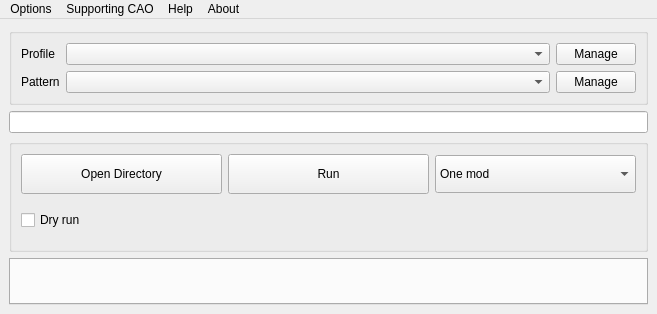
This is src/gui/MainWindow.ui in Guekka/cathedral-assets-optimizer as Qt 5 draws it before an edit. The edited form follows.
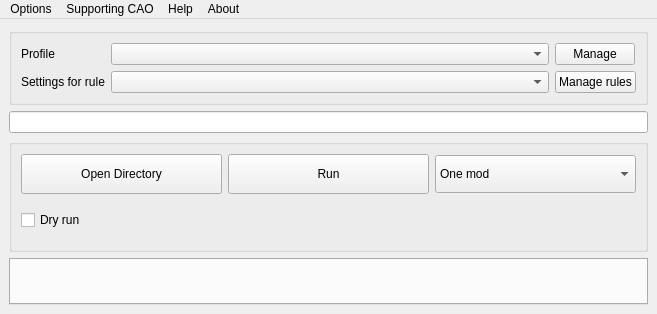
This is the edited form.

Commit message:
feat(ui): replace patterns with file rules
Add simple folder-and-extension rules, visible priority, and sample-path feedback while retaining advanced glob and regex matching. Cover the matcher, ordering, fallback, and legacy deserialization with focused tests.

```diff
--- a/src/gui/MainWindow.ui
+++ b/src/gui/MainWindow.ui
@@ -82,7 +82,7 @@
           <string>&lt;html&gt;&lt;head/&gt;&lt;body&gt;&lt;p&gt;See the wiki&lt;/p&gt;&lt;/body&gt;&lt;/html&gt;</string>
          </property>
          <property name="text">
-          <string>Pattern</string>
+          <string>Settings for rule</string>
          </property>
         </widget>
        </item>
@@ -92,7 +92,7 @@
        <item row="2" column="2">
         <widget class="QPushButton" name="managePatterns">
          <property name="text">
-          <string>Manage</string>
+          <string>Manage rules</string>
          </property>
         </widget>
        </item>
```
Left out of the diff: 2 changed lines with no effect on the pictures. The commit also changes 8 other files.
